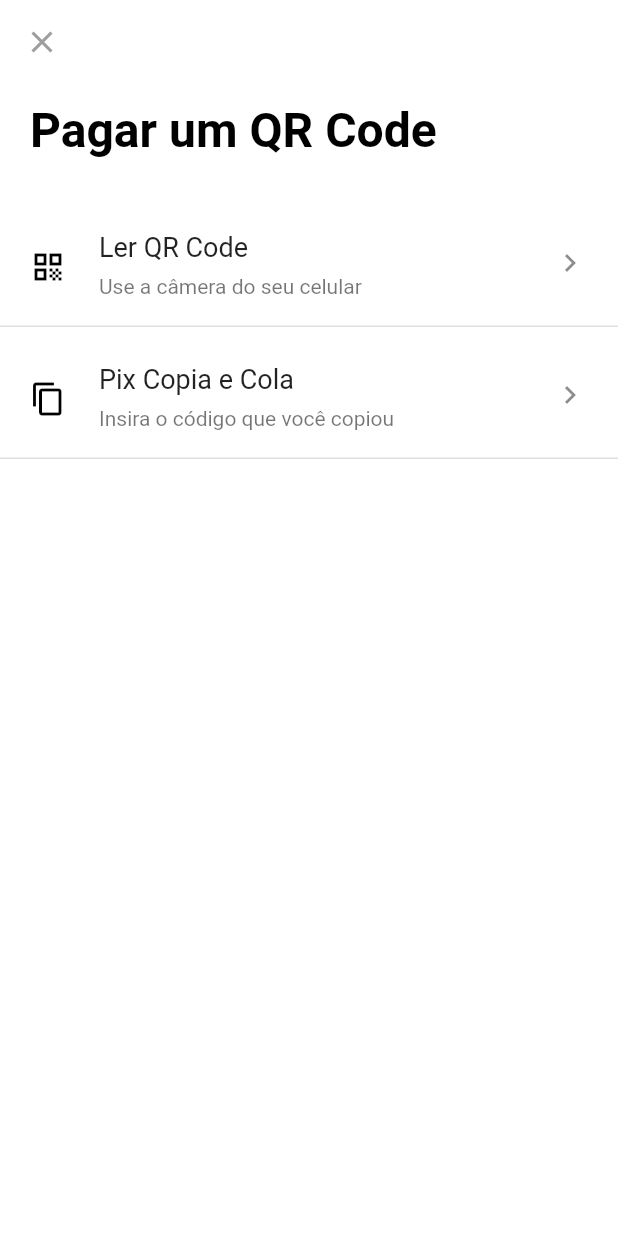
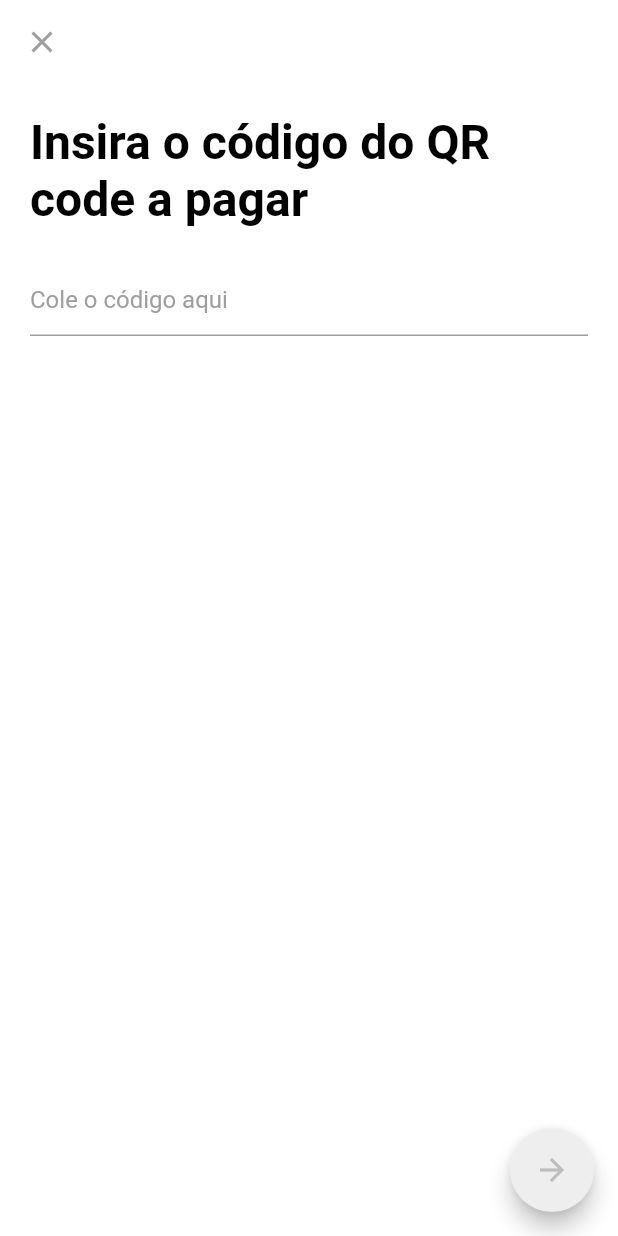
Before and after one commit to Eduardo-Tanaka/Nubank-flutter, a Flutter app: the TransferirQrcodePage screen opened directly, after a tap on "Pix Copia e Cola", on a phone screen of 412 x 824 dp. Run offline on Flutter 3.47's test engine with Material 2 defaults, Android fonts, the phone set to English and light mode, and no system bars; our stand-ins replace flutter_masked_text2, font_awesome_flutter, google_fonts.

Commit message:
pix copia e cola

```diff
--- a/lib/app_widget.dart
+++ b/lib/app_widget.dart
@@ -17,6 +17,7 @@ import 'package:nubank/modules/recarga/recarga_page.dart';
 import 'package:nubank/modules/transferir/transferir_page.dart';
 import 'package:nubank/shared/themes/app_colors.dart';
 
+import 'modules/pix/pix_copia_cola/pix_copia_cola_page.dart';
 import 'modules/splash/splash_page.dart';
 import 'modules/transferir/qrcode/transferir_qrcode_page.dart';
 
@@ -51,6 +52,7 @@ class AppWidget extends StatelessWidget {
       "/recarga": RecargaPage(),
       "/transferir": TransferirPage(),
       "/transferir_qrcode": TransferirQrcodePage(),
+      "/pix_copia_cola": PixCopiaColaPage(),
     };
     return MaterialApp(
       title: 'Nubank',
@@ -58,14 +60,28 @@ class AppWidget extends StatelessWidget {
         backgroundColor: AppColors.background,
       ),
       initialRoute: "/splash",
-      routes: {"/configuracao": (context) => ConfiguracaoPage()},
+      routes: {
+        "/configuracao": (context) => ConfiguracaoPage(),
+      },
       onGenerateRoute: (settings) {
         return PageRouteBuilder(
             transitionDuration: Duration(milliseconds: 400),
             settings: settings,
             pageBuilder: (context, animation, secondaryAnimation) =>
                 routes[settings.name] ?? HomePage(),
-          transitionsBuilder: (context, animation, secondaryAnimation, child) {
+            transitionsBuilder:
+                (context, animation, secondaryAnimation, child) {
+              if (settings.name == "/pix_copia_cola") {
+                return slideRightLeft(animation, child);
+              } else {
+                return slideBottomTop(animation, child);
+              }
+            });
+      },
+    );
+  }
+
+  slideBottomTop(animation, child) {
     var begin = Offset(0.0, 1.0);
     var end = Offset.zero;
     var tween = Tween(begin: begin, end: end);
@@ -74,9 +90,16 @@ class AppWidget extends StatelessWidget {
       position: offsetAnimation,
       child: child,
     );
-          },
-        );
-      },
+  }
+
+  slideRightLeft(animation, child) {
+    var begin = Offset(1.0, 0.0);
+    var end = Offset.zero;
+    var tween = Tween(begin: begin, end: end);
+    var offsetAnimation = animation.drive(tween);
+    return SlideTransition(
+      position: offsetAnimation,
+      child: child,
     );
   }
 }
--- /dev/null
+++ b/lib/modules/pix/pix_copia_cola/pix_copia_cola_page.dart
@@ -0,0 +1,60 @@
+import 'package:flutter/material.dart';
+import 'package:nubank/shared/themes/app_colors.dart';
+import 'package:nubank/shared/themes/app_text_styles.dart';
+
+class PixCopiaColaPage extends StatelessWidget {
+  const PixCopiaColaPage({Key? key}) : super(key: key);
+
+  @override
+  Widget build(BuildContext context) {
+    return Scaffold(
+      backgroundColor: Colors.white,
+      appBar: AppBar(
+        backgroundColor: Colors.white,
+        elevation: 0,
+        leading: IconButton(
+          icon: Icon(Icons.close, color: Colors.grey),
+          onPressed: () => Navigator.of(context).pop(),
+        ),
+      ),
+      body: Padding(
+        padding: const EdgeInsets.all(20),
+        child: Column(
+          children: [
+            Padding(
+              padding: const EdgeInsets.only(bottom: 24),
+              child: Text(
+                "Insira o código do QR code a pagar",
+                style: TextStyles.textBigBold,
+              ),
+            ),
+            TextFormField(
+              cursorColor: AppColors.background,
+              style: TextStyles.textCardGray,
+              decoration: InputDecoration(
+                contentPadding: EdgeInsets.zero,
+                hintText: "Cole o código aqui",
+                hintStyle: TextStyles.textCardGray,
+                focusedBorder: UnderlineInputBorder(
+                  borderSide: BorderSide(
+                    color: Colors.grey[300]!,
+                    width: 2.0,
+                  ),
+                ),
+              ),
+            )
+          ],
+        ),
+      ),
+      floatingActionButton: FloatingActionButton(
+        onPressed: () {},
+        child: Icon(
+          Icons.arrow_forward,
+          color: Colors.grey[400],
+          size: 24,
+        ),
+        backgroundColor: Colors.grey[200],
+      ),
+    );
+  }
+}
--- a/lib/modules/transferir/qrcode/transferir_qrcode_page.dart
+++ b/lib/modules/transferir/qrcode/transferir_qrcode_page.dart
@@ -33,11 +33,15 @@ class TransferirQrcodePage extends StatelessWidget {
             ),
           ),
           TileTransferirWidget(
+            onTap: () {},
             title: "Ler QR Code",
             subtitle: "Use a câmera do seu celular",
             iconLeading: Icons.qr_code,
           ),
           TileTransferirWidget(
+            onTap: () {
+              Navigator.pushNamed(context, "/pix_copia_cola");
+            },
             title: "Pix Copia e Cola",
             subtitle: "Insira o código que você copiou",
             iconLeading: Icons.content_copy,
--- a/lib/modules/transferir/transferir_page.dart
+++ b/lib/modules/transferir/transferir_page.dart
@@ -86,7 +86,7 @@ class _TransferirPageState extends State<TransferirPage> {
           size: 24,
         ),
         backgroundColor: moneyInputTextController.numberValue == 0
-            ? Colors.grey[300]
+            ? Colors.grey[200]
             : AppColors.background,
       ),
     );
--- a/lib/shared/widgets/tile_transferir/tile_transferir_widget.dart
+++ b/lib/shared/widgets/tile_transferir/tile_transferir_widget.dart
@@ -5,12 +5,14 @@ class TileTransferirWidget extends StatelessWidget {
   final String title;
   final String subtitle;
   final IconData iconLeading;
+  final VoidCallback onTap;
 
   const TileTransferirWidget({
     Key? key,
     required this.title,
     required this.subtitle,
     required this.iconLeading,
+    required this.onTap,
   }) : super(key: key);
 
   @override
@@ -20,7 +22,7 @@ class TileTransferirWidget extends StatelessWidget {
         Material(
           color: Colors.white,
           child: InkWell(
-            onTap: () {},
+            onTap: onTap,
             child: Padding(
               padding: const EdgeInsets.only(left: 20, right: 20, top: 20),
               child: ListTile(
```
Lines whose indentation alone changed are shown as unchanged.
